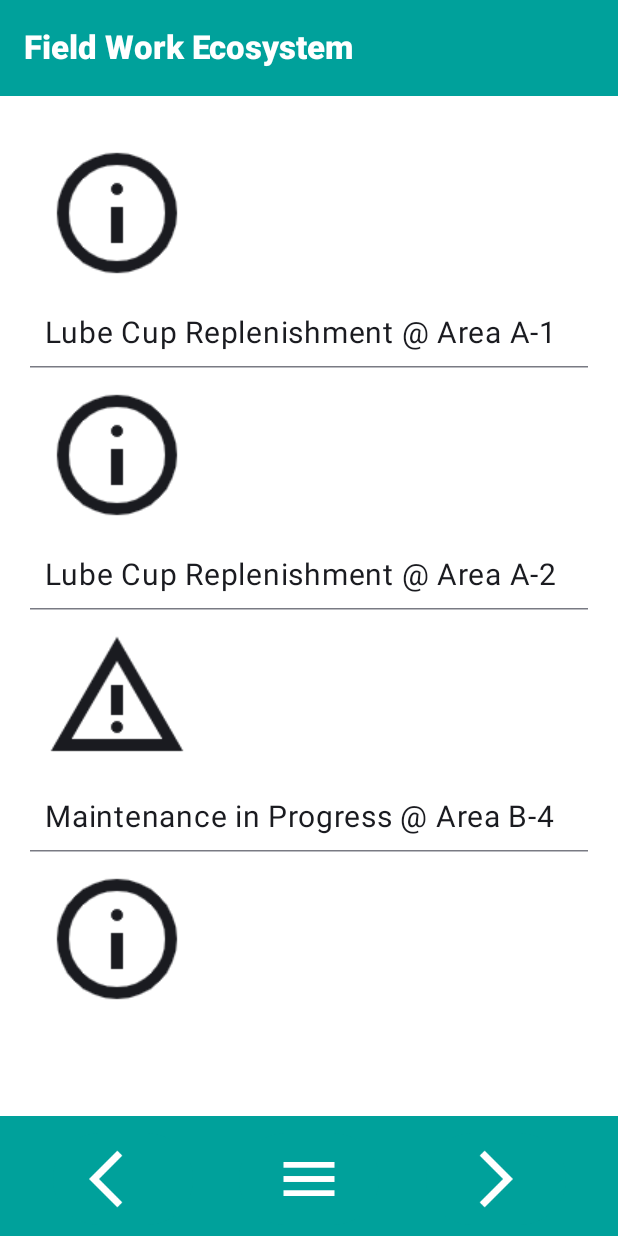
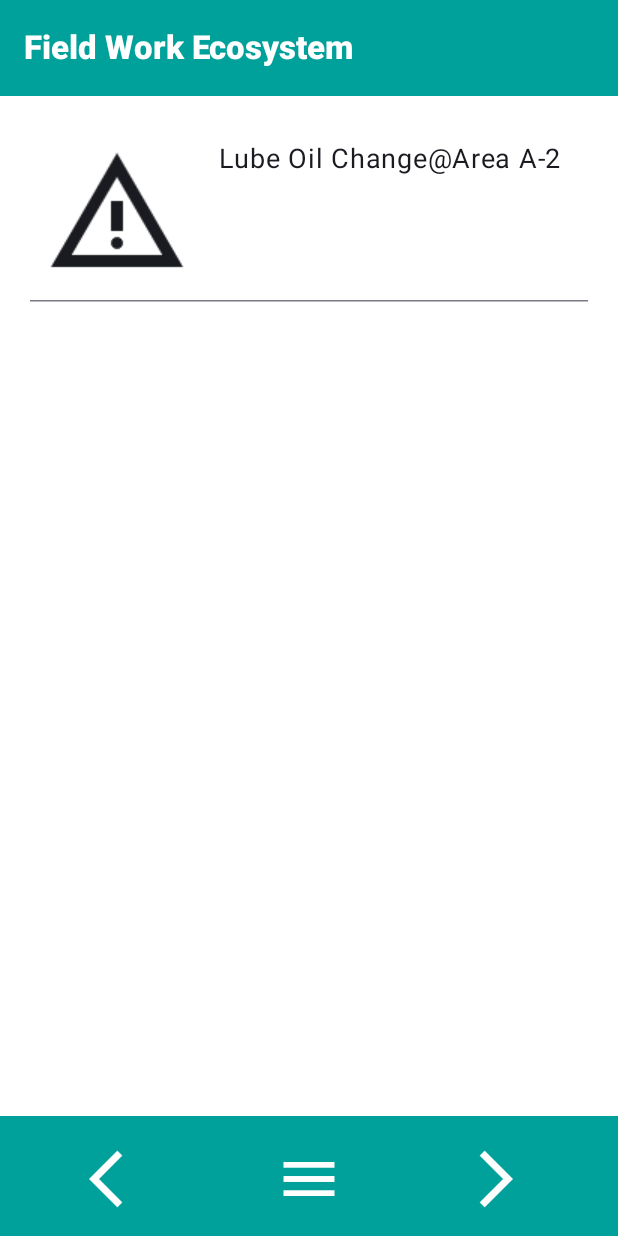
Before and after one commit to alhammialiff/industrial-condition-monitoring-app, an Android app built with Jetpack Compose: the composable NotificationScreen called with empty values, on a phone screen of 412 x 824 dp. Run offline under Robolectric (Android 15) with nearby library versions, the phone set to English and light mode, and no system bars.

Commit message:
[Notification] Wired up ActionItems in User class with notification page so that they are displayed in rows

```diff
--- /dev/null
+++ b/app/src/main/java/com/example/kotlindevcourse/ActionItems.kt
@@ -0,0 +1,7 @@
+package com.example.kotlindevcourse
+
+data class ActionItems (
+    var outstanding: MutableList<FieldTask>,
+    var ongoing: MutableList<FieldTask>,
+    var completed: MutableList<FieldTask>
+)
--- a/app/src/main/java/com/example/kotlindevcourse/NotificationScreen.kt
+++ b/app/src/main/java/com/example/kotlindevcourse/NotificationScreen.kt
@@ -1,5 +1,6 @@
 package com.example.kotlindevcourse
 
+import android.util.Log
 import androidx.compose.foundation.layout.Arrangement
 import androidx.compose.foundation.layout.Column
 import androidx.compose.foundation.layout.ExperimentalLayoutApi
@@ -163,6 +164,11 @@ fun NotificationScreenContainer(
     userViewModel: UserViewModel = viewModel()
 ) {
 
+    var user = userViewModel.getCurrentUserByName(username)
+    var outstandingNotification: MutableList<FieldTask>? = user?.actionItems?.outstanding
+
+    Log.d("[Notif - User Data]", user.toString())
+
     Column(
         modifier = modifier.padding(20.dp)
     ){
@@ -174,13 +180,14 @@ fun NotificationScreenContainer(
             Pair("Warning", "Maintenance in Progress @ Area B-4"),
             Pair("Info", "Lube Cup Replenishment @ Area B-3"),
         )
+
         FlowRow(
             horizontalArrangement = Arrangement.Start,
             modifier = modifier.padding()
         ){
 
             /* Iterate notifications into rows */
-            notifications.forEach { notification ->
+            /*notifications.forEach { notification ->
 
                     if(notification.first == "Info"){
 
@@ -208,6 +215,36 @@ fun NotificationScreenContainer(
 
                     HorizontalDivider()
 
+            }*/
+
+            outstandingNotification?.forEach{
+
+                if(it.priority == "high"){
+
+                    Icon(
+                        painterResource(id = R.drawable.warning_24dp),
+                        contentDescription = "Warning",
+                        modifier = Modifier.padding(10.dp)
+                    )
+
+                }else{
+
+                    Icon(
+                        painterResource(id = R.drawable.info_24dp),
+                        contentDescription = "Info",
+                        modifier = Modifier.padding(10.dp)
+                    )
+
+                }
+
+                Text(
+                    text = it.action + "@" + it.location,
+                    fontSize = TextUnit(18F, Sp),
+                    modifier = Modifier.padding(10.dp)
+                )
+
+                HorizontalDivider()
+
             }
         }
 
--- a/app/src/main/java/com/example/kotlindevcourse/User.kt
+++ b/app/src/main/java/com/example/kotlindevcourse/User.kt
@@ -2,10 +2,11 @@ package com.example.kotlindevcourse
 
 data class User (
     var username: String,
+    /* To add profilePicture key-value pair later */
     var name: String,
     var department: String,
     var designation: String,
-    var actionItems: String,
+    var actionItems: ActionItems,
     var latestActivity: String,
     var lastLoggedIn: String,
     var lastLoggedOut: String
--- a/app/src/main/java/com/example/kotlindevcourse/states/UserViewModel.kt
+++ b/app/src/main/java/com/example/kotlindevcourse/states/UserViewModel.kt
@@ -3,7 +3,10 @@ package com.example.kotlindevcourse.states
 import android.util.Log
 import androidx.lifecycle.MutableLiveData
 import androidx.lifecycle.ViewModel
+import com.example.kotlindevcourse.ActionItems
+import com.example.kotlindevcourse.FieldTask
 import com.example.kotlindevcourse.Screen
+import com.example.kotlindevcourse.TaskStep
 import com.example.kotlindevcourse.User
 
 open class UserViewModel: ViewModel() {
@@ -22,7 +25,83 @@ open class UserViewModel: ViewModel() {
             name = "Stephan Bodzin",
             department = "Electrical",
             designation = "Electrician",
-            actionItems = "[TODO]",
+            actionItems = ActionItems(
+                outstanding = mutableListOf(
+                    FieldTask(
+                        0,
+                        "Lube Oil Change",
+                        arrayOf(
+                            TaskStep(
+                                0,
+                                "Unscrew Oiler Cap from Oiler"
+                            ),
+                            TaskStep(
+                                1,
+                                "Refill Lube Oil till the Max line"
+                            ),
+                            TaskStep(
+                                2,
+                                "Screw Oiler Cap back onto Oiler"
+                            ),
+                        ),
+                        "23/07/2024",
+                        "Area A-2",
+                        "high",
+                        "Area B-4",
+                        false
+                    )
+                ),
+                ongoing = mutableListOf(
+                    FieldTask(
+                        1,
+                        "Check Pump Flow Rate",
+                        arrayOf(
+                            TaskStep(
+                                0,
+                                "Unscrew Oiler Cap from Oiler"
+                            ),
+                            TaskStep(
+                                1,
+                                "Refill Lube Oil till the Max line"
+                            ),
+                            TaskStep(
+                                2,
+                                "Screw Oiler Cap back onto Oiler"
+                            ),
+                        ),
+                        "23/07/2024",
+                        "Area B-1",
+                        "low",
+                        "Area B-4",
+                        false
+                    )
+                ),
+                completed = mutableListOf(
+                    FieldTask(
+                        2,
+                        "Examine Furnace",
+                        arrayOf(
+                            TaskStep(
+                                0,
+                                "Unscrew Oiler Cap from Oiler"
+                            ),
+                            TaskStep(
+                                1,
+                                "Refill Lube Oil till the Max line"
+                            ),
+                            TaskStep(
+                                2,
+                                "Screw Oiler Cap back onto Oiler"
+                            ),
+                        ),
+                        "23/07/2024",
+                        "Area A-1",
+                        "high",
+                        "Area B-2",
+                        true
+                    )
+                )
+            ),
             latestActivity = Screen.Home.route,
             lastLoggedIn = "[TODO]",
             lastLoggedOut = "[TODO]"
@@ -32,7 +111,84 @@ open class UserViewModel: ViewModel() {
             name = "Tadao Ando",
             department = "Facilities Management",
             designation = "Field Operator",
-            actionItems = "[TODO]",
+            actionItems = ActionItems(
+                outstanding = mutableListOf(
+                    FieldTask(
+                        4,
+                        "Examine Fire Extinguisher Rack",
+                        arrayOf(
+                            TaskStep(
+                                0,
+                                "Unscrew Oiler Cap from Oiler"
+                            ),
+                            TaskStep(
+                                1,
+                                "Refill Lube Oil till the Max line"
+                            ),
+                            TaskStep(
+                                2,
+                                "Screw Oiler Cap back onto Oiler"
+                            ),
+                        ),
+                        "23/07/2024",
+                        "Fire Truck Shed",
+                        "mid",
+                        "Fire Truck Shed",
+                        false
+                    )
+                ),
+                ongoing = mutableListOf(
+                    FieldTask(
+                        2,
+                        "Check Smart Pump Meter Reader",
+                        arrayOf(
+                            TaskStep(
+                                0,
+                                "Unscrew Oiler Cap from Oiler"
+                            ),
+                            TaskStep(
+                                1,
+                                "Refill Lube Oil till the Max line"
+                            ),
+                            TaskStep(
+                                2,
+                                "Screw Oiler Cap back onto Oiler"
+                            ),
+                        ),
+                        "23/07/2024",
+                        "Area C-1",
+                        "high",
+                        "Area C-1",
+                        false
+                    )
+                ),
+                completed = mutableListOf(
+                    FieldTask(
+                        2,
+                        "Examine Furnace",
+                        arrayOf(
+                            TaskStep(
+                                0,
+                                "Unscrew Oiler Cap from Oiler"
+                            ),
+                            TaskStep(
+                                1,
+                                "Refill Lube Oil till the Max line"
+                            ),
+                            TaskStep(
+                                2,
+                                "Screw Oiler Cap back onto Oiler"
+                            ),
+                        ),
+                        "23/07/2024",
+                        "Area C-5",
+                        "high",
+                        "Area C-5",
+                        true
+                    )
+                ),
+
+            ),
             latestActivity = Screen.Home.route,
             lastLoggedIn = "[TODO]",
             lastLoggedOut = "[TODO]"
@@ -42,7 +198,83 @@ open class UserViewModel: ViewModel() {
             name = "John Roti",
             department = "Process Operations",
             designation = "Process Technician",
-            actionItems = "[TODO]",
+            actionItems = ActionItems(
+                outstanding = mutableListOf(
+                    FieldTask(
+                        2,
+                        "Examine Pump Electrical DB",
+                        arrayOf(
+                            TaskStep(
+                                0,
+                                "Unscrew Oiler Cap from Oiler"
+                            ),
+                            TaskStep(
+                                1,
+                                "Refill Lube Oil till the Max line"
+                            ),
+                            TaskStep(
+                                2,
+                                "Screw Oiler Cap back onto Oiler"
+                            ),
+                        ),
+                        "23/07/2024",
+                        "Processing A - M2",
+                        "high",
+                        "Area D-1",
+                        false
+                    )
+                ),
+                ongoing = mutableListOf(
+                    FieldTask(
+                        2,
+                        "Examine Machine Line Current Stability",
+                        arrayOf(
+                            TaskStep(
+                                0,
+                                "Unscrew Oiler Cap from Oiler"
+                            ),
+                            TaskStep(
+                                1,
+                                "Refill Lube Oil till the Max line"
+                            ),
+                            TaskStep(
+                                2,
+                                "Screw Oiler Cap back onto Oiler"
+                            ),
+                        ),
+                        "23/07/2024",
+                        "Processing B M1",
+                        "high",
+                        "Area D-1",
+                        false
+                    )
+                ),
+                completed = mutableListOf(
+                    FieldTask(
+                        2,
+                        "Examine Machine Line Current Stability",
+                        arrayOf(
+                            TaskStep(
+                                0,
+                                "Unscrew Oiler Cap from Oiler"
+                            ),
+                            TaskStep(
+                                1,
+                                "Refill Lube Oil till the Max line"
+                            ),
+                            TaskStep(
+                                2,
+                                "Screw Oiler Cap back onto Oiler"
+                            ),
+                        ),
+                        "23/07/2024",
+                        "Processing B M4",
+                        "mid",
+                        "Area D-1",
+                        true
+                    )
+                )
+            ),
             latestActivity = Screen.Home.route,
             lastLoggedIn = "[TODO]",
             lastLoggedOut = "[TODO]"
```
